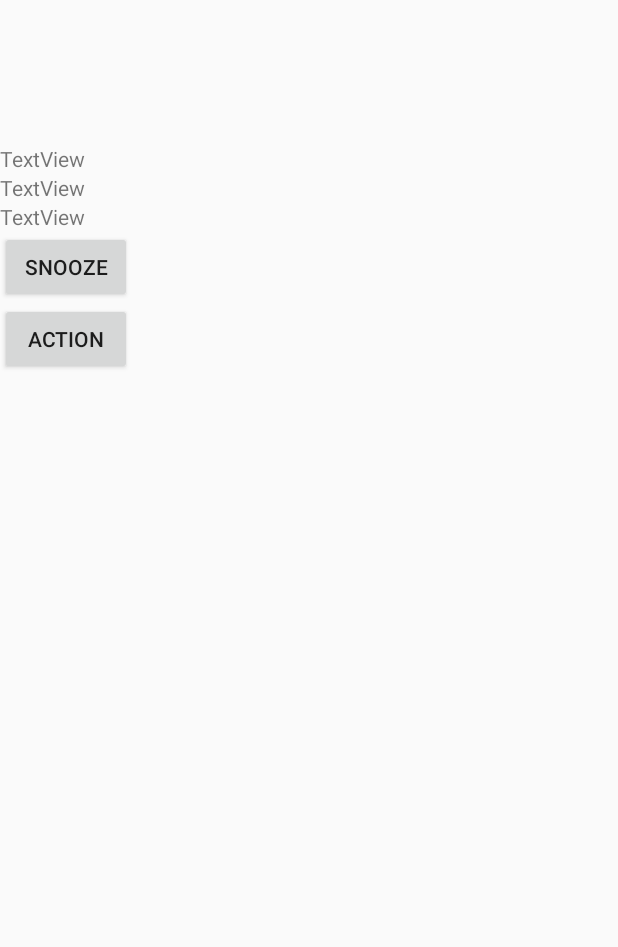
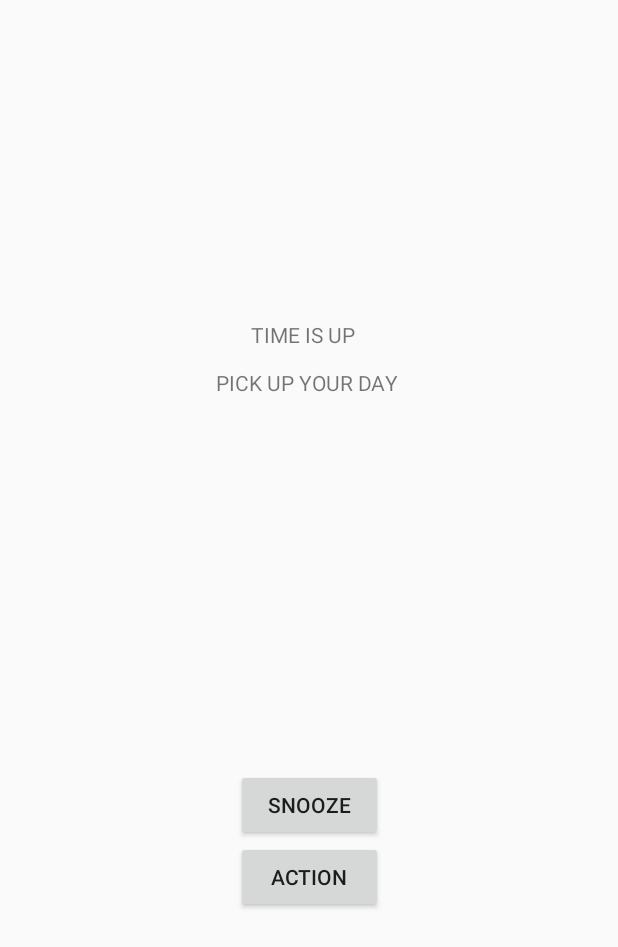
Before and after one commit to Gingerbread1213/Performance-Task, an Android app: the AlarmActivity screen opened directly, with no data from a screen before it, on a phone screen of 412 x 824 dp. Shown: the top 947 px of the screen. Run offline under Robolectric (Android 15) with nearby library versions, the phone set to English and light mode, and no system bars; 1 statement that could not run was skipped.

Commit message:
change layout of alarm activity

```diff
--- a/app/src/main/res/layout/activity_alarm.xml
+++ b/app/src/main/res/layout/activity_alarm.xml
@@ -10,41 +10,101 @@
         android:layout_height="match_parent"
         android:orientation="vertical">
 
+        <LinearLayout
+            android:layout_width="match_parent"
+            android:layout_height="58dp"
+            android:orientation="vertical">
+
+        </LinearLayout>
+
+        <LinearLayout
+            android:layout_width="match_parent"
+            android:layout_height="155dp"
+            android:orientation="horizontal">
+
+            <LinearLayout
+                android:layout_width="157dp"
+                android:layout_height="match_parent"
+                android:orientation="horizontal"></LinearLayout>
+
             <ImageView
                 android:id="@+id/event_type"
                 android:layout_width="96dp"
                 android:layout_height="96dp"
-            android:contentDescription="@string/event_type"/>
+                android:contentDescription="@string/event_type" />
+        </LinearLayout>
+
+        <LinearLayout
+            android:layout_width="match_parent"
+            android:layout_height="79dp"
+            android:orientation="horizontal">
+
+            <LinearLayout
+                android:layout_width="144dp"
+                android:layout_height="match_parent"
+                android:orientation="horizontal"></LinearLayout>
+
+            <LinearLayout
+                android:layout_width="match_parent"
+                android:layout_height="match_parent"
+                android:orientation="vertical">
 
                 <TextView
                     android:id="@+id/textView"
                     android:layout_width="match_parent"
-            android:layout_height="wrap_content"
-            android:text="TextView" />
-
-        <TextView
-            android:id="@+id/textView2"
-            android:layout_width="match_parent"
-            android:layout_height="wrap_content"
-            android:text="TextView" />
+                    android:layout_height="32dp"
+                    android:text="       TIME IS UP" />
 
                 <TextView
                     android:id="@+id/textView3"
                     android:layout_width="match_parent"
-            android:layout_height="wrap_content"
-            android:text="TextView" />
+                    android:layout_height="29dp"
+                    android:text="PICK UP YOUR DAY" />
+            </LinearLayout>
+
+        </LinearLayout>
+
+        <LinearLayout
+            android:layout_width="match_parent"
+            android:layout_height="429dp"
+            android:orientation="horizontal">
+
+            <LinearLayout
+                android:layout_width="157dp"
+                android:layout_height="match_parent"
+                android:orientation="horizontal"></LinearLayout>
+
+            <LinearLayout
+                android:layout_width="98dp"
+                android:layout_height="match_parent"
+                android:orientation="horizontal">
+
+                <LinearLayout
+                    android:layout_width="match_parent"
+                    android:layout_height="match_parent"
+                    android:orientation="vertical">
+
+                    <LinearLayout
+                        android:layout_width="match_parent"
+                        android:layout_height="220dp"
+                        android:orientation="vertical"></LinearLayout>
 
                     <Button
                         android:id="@+id/snooze"
-            android:layout_width="wrap_content"
+                        android:layout_width="match_parent"
                         android:layout_height="wrap_content"
                         android:text="@string/snooze" />
 
                     <Button
                         android:id="@+id/action"
-            android:layout_width="wrap_content"
+                        android:layout_width="match_parent"
                         android:layout_height="wrap_content"
                         android:text="@string/action" />
                 </LinearLayout>
 
+            </LinearLayout>
+
+        </LinearLayout>
+    </LinearLayout>
+
 </androidx.constraintlayout.widget.ConstraintLayout>
```
Lines whose indentation alone changed are shown as unchanged.
